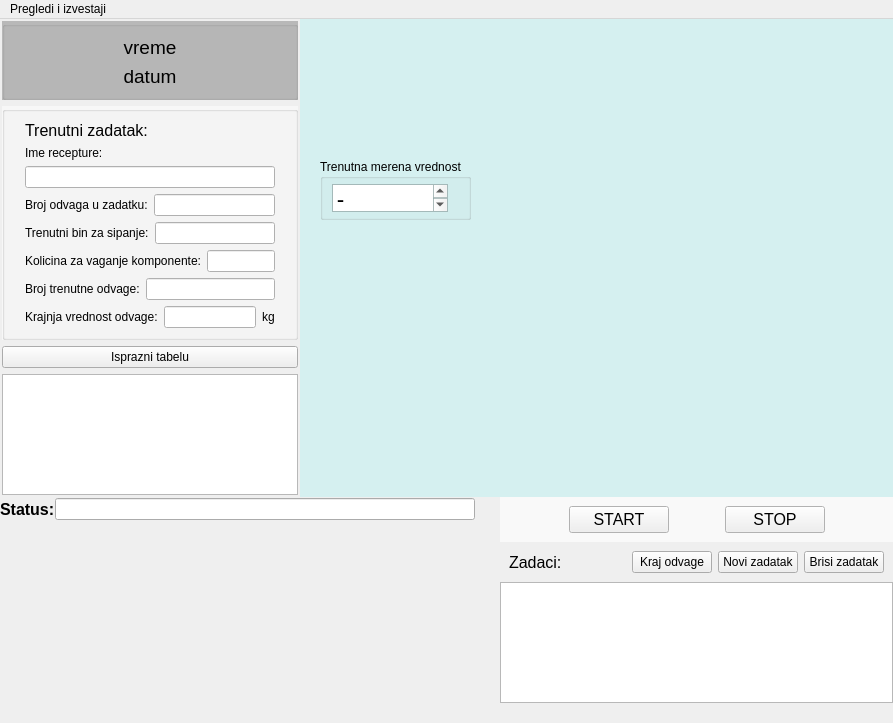
Before: the Qt Designer form ui/automainwindow.ui in nikolakn/biovita, drawn with Qt 5.
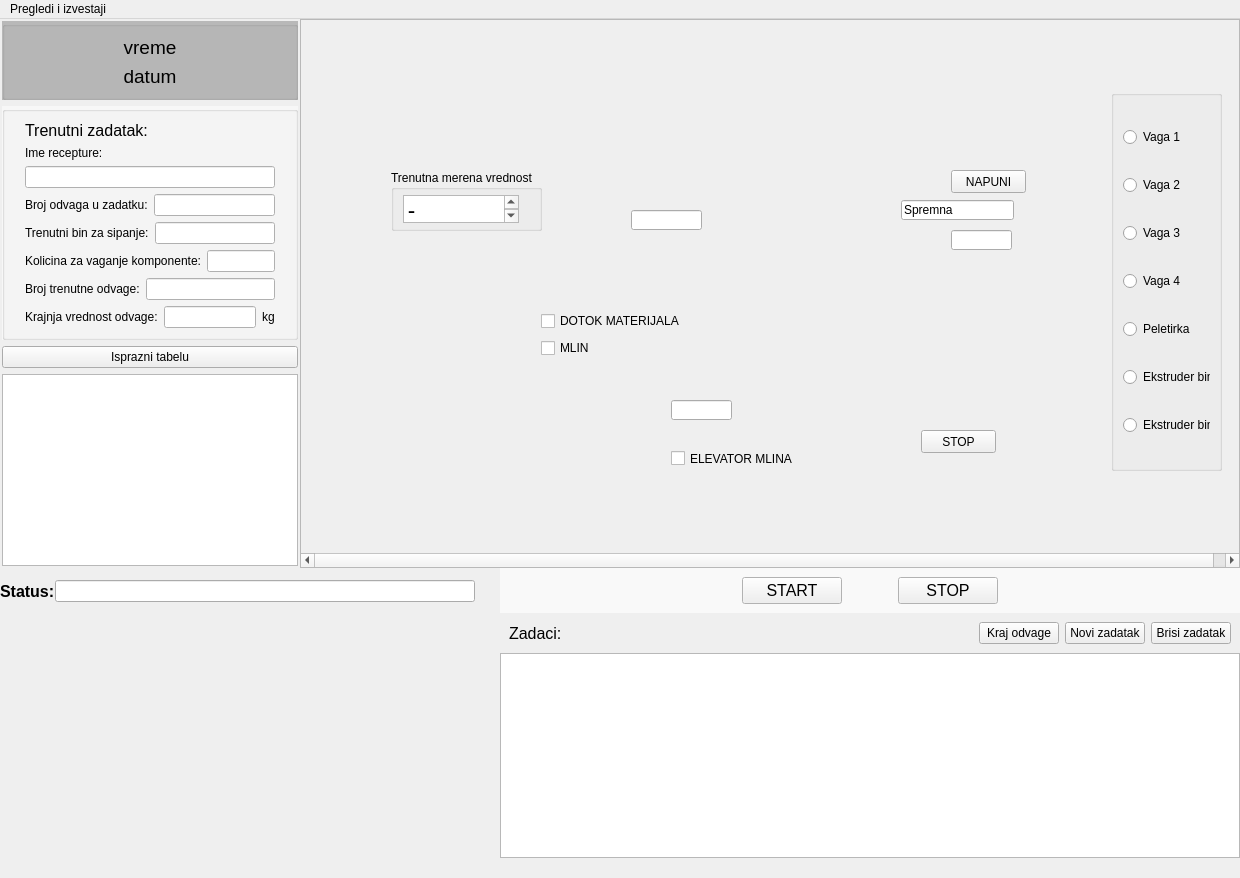
After: the same form once the commit is applied. Custom widgets are drawn as their Qt base class.

What changed in the file:
```diff
--- a/ui/automainwindow.ui
+++ b/ui/automainwindow.ui
@@ -6,8 +6,8 @@
    <rect>
     <x>0</x>
     <y>0</y>
-    <width>893</width>
-    <height>723</height>
+    <width>1240</width>
+    <height>878</height>
    </rect>
   </property>
   <property name="windowTitle">
@@ -35,6 +35,9 @@
       <property name="spacing">
        <number>0</number>
       </property>
+      <property name="rightMargin">
+       <number>0</number>
+      </property>
       <item>
        <widget class="QWidget" name="verticalWidget" native="true">
         <property name="sizePolicy">
@@ -437,134 +440,258 @@
        </widget>
       </item>
       <item>
-       <widget class="QWidget" name="widget" native="true">
+       <widget class="QScrollArea" name="scrollArea">
         <property name="sizePolicy">
          <sizepolicy hsizetype="Expanding" vsizetype="Expanding">
           <horstretch>1</horstretch>
           <verstretch>1</verstretch>
          </sizepolicy>
         </property>
-        <property name="minimumSize">
-         <size>
-          <width>0</width>
-          <height>0</height>
-         </size>
-        </property>
-        <property name="palette">
-         <palette>
-          <active>
-           <colorrole role="Base">
-            <brush brushstyle="SolidPattern">
-             <color alpha="255">
-              <red>255</red>
-              <green>255</green>
-              <blue>255</blue>
-             </color>
-            </brush>
-           </colorrole>
-           <colorrole role="Window">
-            <brush brushstyle="SolidPattern">
-             <color alpha="255">
-              <red>213</red>
-              <green>240</green>
-              <blue>240</blue>
-             </color>
-            </brush>
-           </colorrole>
-          </active>
-          <inactive>
-           <colorrole role="Base">
-            <brush brushstyle="SolidPattern">
-             <color alpha="255">
-              <red>255</red>
-              <green>255</green>
-              <blue>255</blue>
-             </color>
-            </brush>
-           </colorrole>
-           <colorrole role="Window">
-            <brush brushstyle="SolidPattern">
-             <color alpha="255">
-              <red>213</red>
-              <green>240</green>
-              <blue>240</blue>
-             </color>
-            </brush>
-           </colorrole>
-          </inactive>
-          <disabled>
-           <colorrole role="Base">
-            <brush brushstyle="SolidPattern">
-             <color alpha="255">
-              <red>213</red>
-              <green>240</green>
-              <blue>240</blue>
-             </color>
-            </brush>
-           </colorrole>
-           <colorrole role="Window">
-            <brush brushstyle="SolidPattern">
-             <color alpha="255">
-              <red>213</red>
-              <green>240</green>
-              <blue>240</blue>
-             </color>
-            </brush>
-           </colorrole>
-          </disabled>
-         </palette>
-        </property>
-        <property name="autoFillBackground">
+        <property name="widgetResizable">
          <bool>true</bool>
         </property>
-        <widget class="QGroupBox" name="groupBox">
+        <widget class="QWidget" name="scrollAreaWidgetContents">
          <property name="geometry">
           <rect>
-           <x>20</x>
-           <y>140</y>
-           <width>151</width>
-           <height>61</height>
+           <x>0</x>
+           <y>0</y>
+           <width>950</width>
+           <height>514</height>
           </rect>
          </property>
-         <property name="title">
-          <string>Trenutna merena vrednost</string>
+         <property name="sizePolicy">
+          <sizepolicy hsizetype="Expanding" vsizetype="Expanding">
+           <horstretch>0</horstretch>
+           <verstretch>0</verstretch>
+          </sizepolicy>
          </property>
-         <layout class="QVBoxLayout" name="verticalLayout_3">
-          <property name="topMargin">
-           <number>5</number>
+         <property name="minimumSize">
+          <size>
+           <width>950</width>
+           <height>460</height>
+          </size>
+         </property>
+         <widget class="QGroupBox" name="groupBox_5">
+          <property name="geometry">
+           <rect>
+            <x>90</x>
+            <y>150</y>
+            <width>151</width>
+            <height>61</height>
+           </rect>
           </property>
-          <property name="rightMargin">
-           <number>20</number>
+          <property name="title">
+           <string>Trenutna merena vrednost</string>
           </property>
-          <property name="bottomMargin">
-           <number>5</number>
-          </property>
-          <item>
-           <widget class="QTextEdit" name="vagamera">
-            <property name="font">
-             <font>
-              <family>Times New Roman</family>
-              <pointsize>16</pointsize>
-              <weight>75</weight>
-              <bold>true</bold>
-             </font>
-            </property>
-            <property name="readOnly">
-             <bool>true</bool>
-            </property>
-            <property name="html">
-             <string>&lt;!DOCTYPE HTML PUBLIC &quot;-//W3C//DTD HTML 4.0//EN&quot; &quot;http://www.w3.org/TR/REC-html40/strict.dtd&quot;&gt;
+          <layout class="QVBoxLayout" name="verticalLayout_9">
+           <property name="topMargin">
+            <number>5</number>
+           </property>
+           <property name="rightMargin">
+            <number>20</number>
+           </property>
+           <property name="bottomMargin">
+            <number>5</number>
+           </property>
+           <item>
+            <widget class="QTextEdit" name="vagamera_2">
+             <property name="font">
+              <font>
+               <family>Times New Roman</family>
+               <pointsize>16</pointsize>
+               <weight>75</weight>
+               <bold>true</bold>
+              </font>
+             </property>
+             <property name="readOnly">
+              <bool>true</bool>
+             </property>
+             <property name="html">
+              <string>&lt;!DOCTYPE HTML PUBLIC &quot;-//W3C//DTD HTML 4.0//EN&quot; &quot;http://www.w3.org/TR/REC-html40/strict.dtd&quot;&gt;
 &lt;html&gt;&lt;head&gt;&lt;meta name=&quot;qrichtext&quot; content=&quot;1&quot; /&gt;&lt;style type=&quot;text/css&quot;&gt;
 p, li { white-space: pre-wrap; }
 &lt;/style&gt;&lt;/head&gt;&lt;body style=&quot; font-family:'Times New Roman'; font-size:16pt; font-weight:600; font-style:normal;&quot;&gt;
 &lt;p style=&quot; margin-top:0px; margin-bottom:0px; margin-left:0px; margin-right:0px; -qt-block-indent:0; text-indent:0px;&quot;&gt;-&lt;/p&gt;&lt;/body&gt;&lt;/html&gt;</string>
-            </property>
-            <property name="acceptRichText">
-             <bool>false</bool>
-            </property>
-           </widget>
-          </item>
-         </layout>
+             </property>
+             <property name="acceptRichText">
+              <bool>false</bool>
+             </property>
+            </widget>
+           </item>
+          </layout>
+         </widget>
+         <widget class="QLineEdit" name="lineEdit_12">
+          <property name="geometry">
+           <rect>
+            <x>330</x>
+            <y>190</y>
+            <width>71</width>
+            <height>20</height>
+           </rect>
+          </property>
+         </widget>
+         <widget class="QLineEdit" name="lineEdit_13">
+          <property name="geometry">
+           <rect>
+            <x>370</x>
+            <y>380</y>
+            <width>61</width>
+            <height>20</height>
+           </rect>
+          </property>
+         </widget>
+         <widget class="QCheckBox" name="checkBox_6">
+          <property name="geometry">
+           <rect>
+            <x>370</x>
+            <y>430</y>
+            <width>141</width>
+            <height>17</height>
+           </rect>
+          </property>
+          <property name="text">
+           <string>ELEVATOR MLINA</string>
+          </property>
+         </widget>
+         <widget class="QGroupBox" name="groupBox_6">
+          <property name="geometry">
+           <rect>
+            <x>810</x>
+            <y>70</y>
+            <width>111</width>
+            <height>381</height>
+           </rect>
+          </property>
+          <property name="title">
+           <string/>
+          </property>
+          <layout class="QVBoxLayout" name="verticalLayout_10">
+           <item>
+            <widget class="QRadioButton" name="radioButton_8">
+             <property name="text">
+              <string>Vaga 1</string>
+             </property>
+            </widget>
+           </item>
+           <item>
+            <widget class="QRadioButton" name="radioButton_9">
+             <property name="text">
+              <string>Vaga 2</string>
+             </property>
+            </widget>
+           </item>
+           <item>
+            <widget class="QRadioButton" name="radioButton_10">
+             <property name="text">
+              <string>Vaga 3</string>
+             </property>
+            </widget>
+           </item>
+           <item>
+            <widget class="QRadioButton" name="radioButton_11">
+             <property name="text">
+              <string>Vaga 4</string>
+             </property>
+            </widget>
+           </item>
+           <item>
+            <widget class="QRadioButton" name="radioButton_12">
+             <property name="text">
+              <string>Peletirka</string>
+             </property>
+            </widget>
+           </item>
+           <item>
+            <widget class="QRadioButton" name="radioButton_13">
+             <property name="text">
+              <string>Ekstruder bin5</string>
+             </property>
+            </widget>
+           </item>
+           <item>
+            <widget class="QRadioButton" name="radioButton_14">
+             <property name="text">
+              <string>Ekstruder bin 6</string>
+             </property>
+            </widget>
+           </item>
+          </layout>
+         </widget>
+         <widget class="QPushButton" name="pushButton_9">
+          <property name="geometry">
+           <rect>
+            <x>650</x>
+            <y>150</y>
+            <width>75</width>
+            <height>23</height>
+           </rect>
+          </property>
+          <property name="text">
+           <string>NAPUNI</string>
+          </property>
+         </widget>
+         <widget class="QLineEdit" name="lineEdit_15">
+          <property name="geometry">
+           <rect>
+            <x>600</x>
+            <y>180</y>
+            <width>113</width>
+            <height>20</height>
+           </rect>
+          </property>
+          <property name="text">
+           <string>Spremna</string>
+          </property>
+         </widget>
+         <widget class="QLineEdit" name="lineEdit_14">
+          <property name="geometry">
+           <rect>
+            <x>650</x>
+            <y>210</y>
+            <width>61</width>
+            <height>20</height>
+           </rect>
+          </property>
+         </widget>
+         <widget class="QPushButton" name="pushButton_10">
+          <property name="geometry">
+           <rect>
+            <x>620</x>
+            <y>410</y>
+            <width>75</width>
+            <height>23</height>
+           </rect>
+          </property>
+          <property name="text">
+           <string>STOP</string>
+          </property>
+         </widget>
+         <widget class="QWidget" name="verticalLayoutWidget">
+          <property name="geometry">
+           <rect>
+            <x>240</x>
+            <y>290</y>
+            <width>160</width>
+            <height>51</height>
+           </rect>
+          </property>
+          <layout class="QVBoxLayout" name="verticalLayout_11">
+           <item>
+            <widget class="QCheckBox" name="checkBox_4">
+             <property name="text">
+              <string>DOTOK MATERIJALA</string>
+             </property>
+            </widget>
+           </item>
+           <item>
+            <widget class="QCheckBox" name="checkBox_5">
+             <property name="text">
+              <string>MLIN</string>
+             </property>
+            </widget>
+           </item>
+          </layout>
+         </widget>
         </widget>
        </widget>
       </item>
@@ -659,7 +786,7 @@
           <property name="minimumSize">
            <size>
             <width>500</width>
-            <height>200</height>
+            <height>250</height>
            </size>
           </property>
          </widget>
@@ -916,7 +1043,7 @@
     <rect>
      <x>0</x>
      <y>0</y>
-     <width>893</width>
+     <width>1240</width>
      <height>21</height>
     </rect>
    </property>
```
